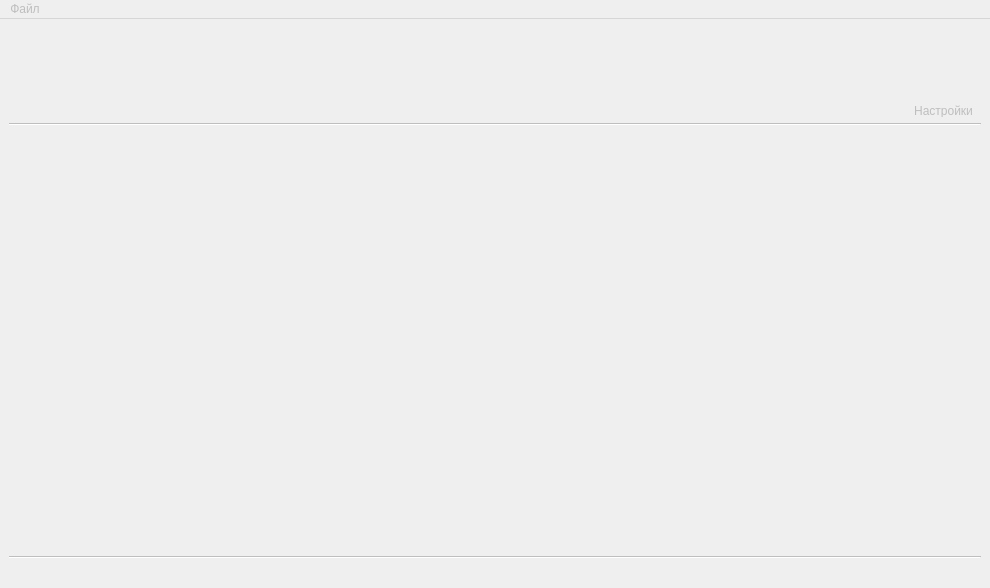
Before: the Qt Designer form resources/main_window_v1.ui in mcsltd/mcs-inRat-monitor, drawn with Qt 5.
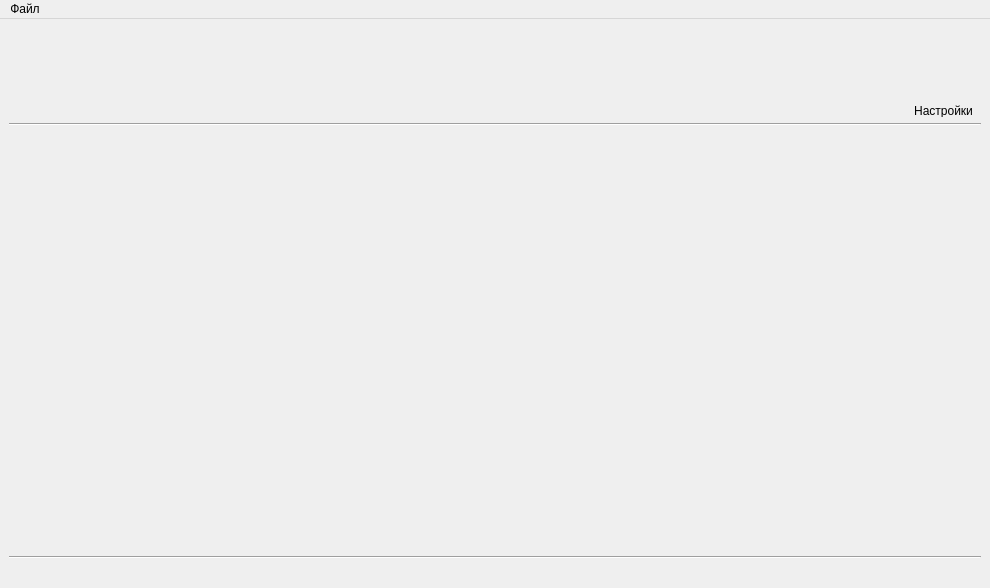
After: the same form once the commit is applied. Icons and pictures are not drawn.

Commit message: fix: enable main window

```diff
--- a/resources/main_window_v1.ui
+++ b/resources/main_window_v1.ui
@@ -3,7 +3,7 @@
  <class>MainWindow</class>
  <widget class="QMainWindow" name="MainWindow">
   <property name="enabled">
-   <bool>false</bool>
+   <bool>true</bool>
   </property>
   <property name="geometry">
    <rect>
```
Left out of the diff: 3 changed lines with no effect on the pictures. The commit also changes 1 other file.
